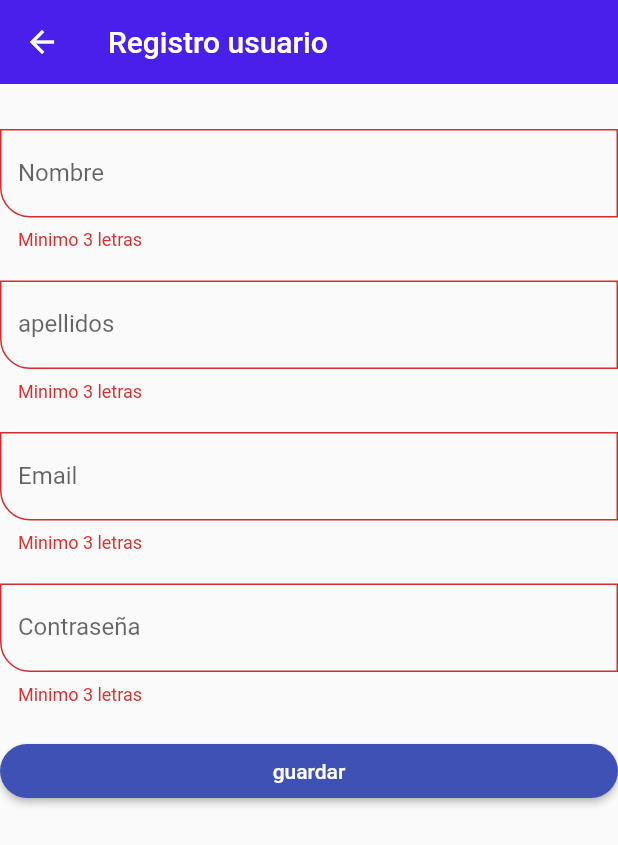
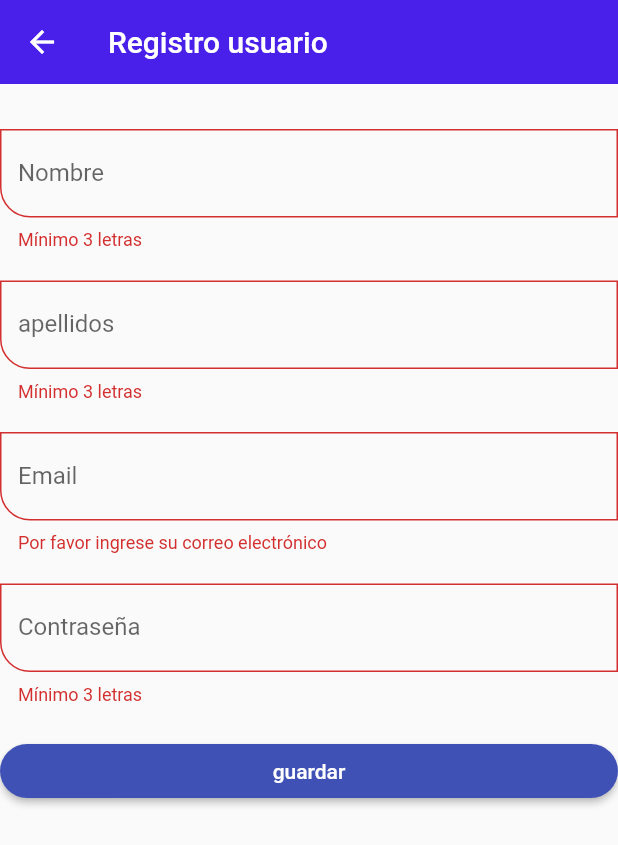
Before and after one commit to gjescuderoamodeo/tourboost_app, a Flutter app: the RegistroScreen screen opened by its route, after a tap on "guardar", on a phone screen of 412 x 824 dp. Shown: the top 845 px of the screen. Run offline on Flutter 3.47's test engine with Material 2 defaults, Android fonts, the phone set to English and light mode, and no system bars; our stand-ins replace flutter_secure_storage, google_fonts, google_maps_flutter, permission_handler; accounts and stored records are empty.

Commit message:
custom input validator

```diff
--- a/lib/screens/registro_screen.dart
+++ b/lib/screens/registro_screen.dart
@@ -10,6 +10,20 @@ class RegistroScreen extends StatelessWidget {
     'password': '',
     'correo': ''
   };
+
+  //validador email
+  String? validateEmail(String? value) {
+    if (value == null || value.isEmpty) {
+      return 'Por favor ingrese su correo electrónico';
+    }
+
+    final emailRegex = RegExp(r'^[\w-\.]+@([\w-]+\.)+[\w-]{2,4}$');
+    if (!emailRegex.hasMatch(value)) {
+      return 'Por favor ingrese un correo electrónico válido';
+    }
+
+    return null;
+  }
 
   @override
   Widget build(BuildContext context) {
@@ -45,7 +59,9 @@ class RegistroScreen extends StatelessWidget {
               labelText: 'Email',
               hintText: "correo usuario",
               formProperty: 'correo',
+              keyboardType: TextInputType.emailAddress,
               formValues: formValues,
+              validator: validateEmail,
             ),
             const SizedBox(height: 20),
             //contraseña
--- a/lib/widgets/custom_input_field.dart
+++ b/lib/widgets/custom_input_field.dart
@@ -5,6 +5,8 @@ class CustomInputField extends StatelessWidget {
   final String? labelText;
   final IconData? icon;
   final bool obscureText;
+  final TextInputType keyboardType;
+  final String? Function(String?)? validator;
 
   final String formProperty;
   final Map<String, String> formValues;
@@ -16,8 +18,15 @@ class CustomInputField extends StatelessWidget {
     this.icon,
     this.obscureText = false,
     required this.formProperty,
-    required this.formValues,
+    required this.formValues, this.keyboardType=TextInputType.text, this.validator,
   });
+
+  // Validador por defecto
+  static String? defaultValidator(String? value) {
+    if (value == null) return 'Campo requerido';
+    //minimo 3 letras
+    return value.length < 3 ? 'Mínimo 3 letras' : null;
+  }
 
   @override
   Widget build(BuildContext context) {
@@ -26,6 +35,7 @@ class CustomInputField extends StatelessWidget {
       textCapitalization: TextCapitalization.words,
       //poner el texto con puntitos (contraseña)
       obscureText: obscureText,
+      keyboardType: keyboardType,
       //tipo de teclado (movil)
       //keyboardType: TextInputType.emailAddress,
       //almacenar el valor
@@ -34,11 +44,7 @@ class CustomInputField extends StatelessWidget {
         formValues[formProperty] = value;
       },
       //validadores
-      validator: (value) {
-        if (value == null) return 'Campo requerido';
-        //minimo 3 letras
-        return value.length < 3 ? 'Minimo 3 letras' : null;
-      },
+      validator: validator ?? defaultValidator,
       autovalidateMode: AutovalidateMode.onUserInteraction,
       decoration: InputDecoration(
           hintText: hintText,
```
